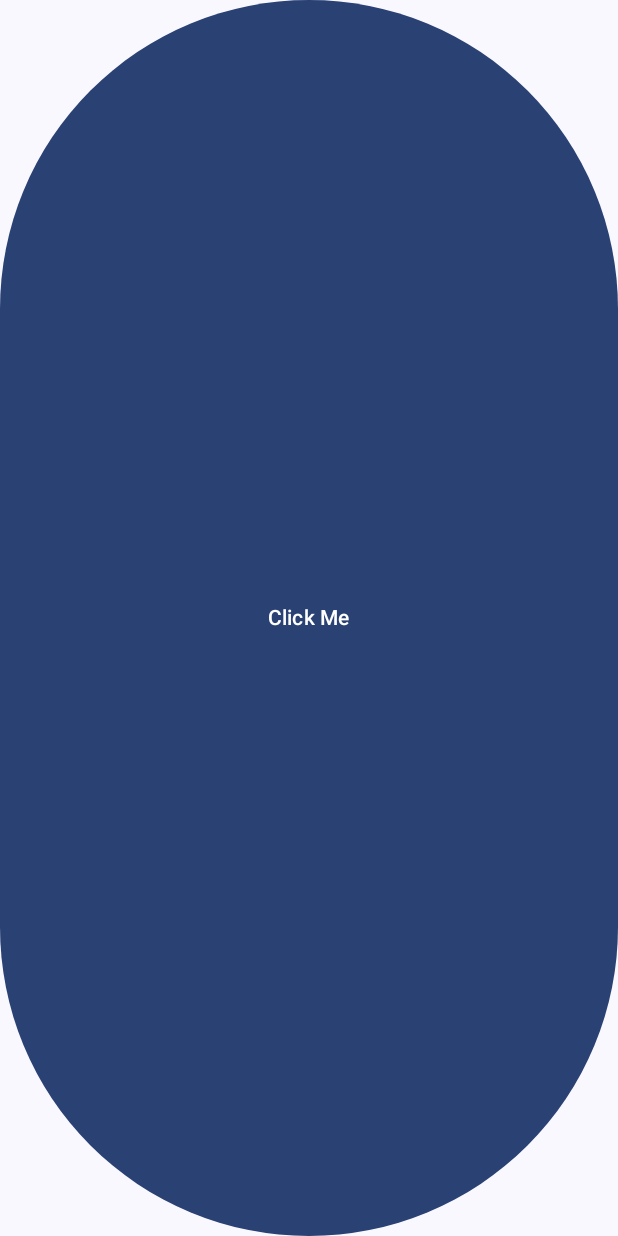
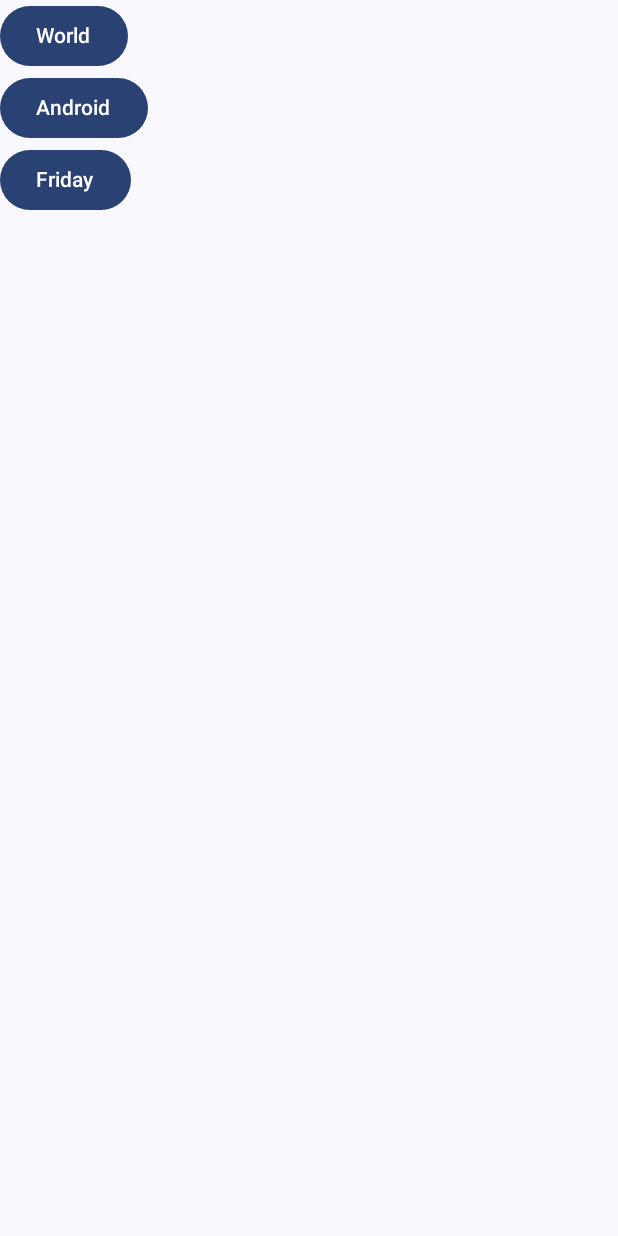
Before and after one commit to 6310682601/NavExample, an Android app built with Jetpack Compose: the screen it shows after launch (MainActivity), on a phone screen of 412 x 824 dp. Run offline under Robolectric (Android 15) with nearby library versions, the phone set to English and light mode, and no system bars.

Commit message:
create app

```diff
--- a/app/src/main/java/com/example/navexample/MainActivity.kt
+++ b/app/src/main/java/com/example/navexample/MainActivity.kt
@@ -42,10 +42,18 @@ class MainActivity : ComponentActivity() {
                         composable(Screen.Home.name) {
                             HomeScreen(navController = navController)
                         }
-                        composable(Screen.Greet.name) {
-                            GreetingScreen("Android",
-                                navController = navController
-                            )
+//                        composable(Screen.Greet.name) {
+//                            GreetingScreen("Android",
+//                                navController = navController
+//                            )
+                        composable("greet/world") {
+                            GreetingScreen(name = "World", navController = navController)
+                        }
+                        composable("greet/android") {
+                            GreetingScreen(name = "Android", navController = navController)
+                        }
+                        composable("greet/Friday") {
+                            GreetingScreen(name = "Friday", navController = navController)
                         }
                     }
                 }
@@ -69,8 +77,16 @@ fun GreetingScreen(name: String, navController: NavController, modifier: Modifie
 
 @Composable
 fun HomeScreen(navController: NavController, modifier: Modifier = Modifier) {
-    Button(onClick = { navController.navigate("greet") }) {
-        Text("Click Me")
+    Column() {
+        Button(onClick = { navController.navigate("greet/world") }) {
+            Text("World")
+        }
+        Button(onClick = { navController.navigate("greet/android") }) {
+            Text("Android")
+        }
+        Button(onClick = { navController.navigate("greet/friday") }) {
+            Text("Friday")
+        }
     }
 }
 
```
